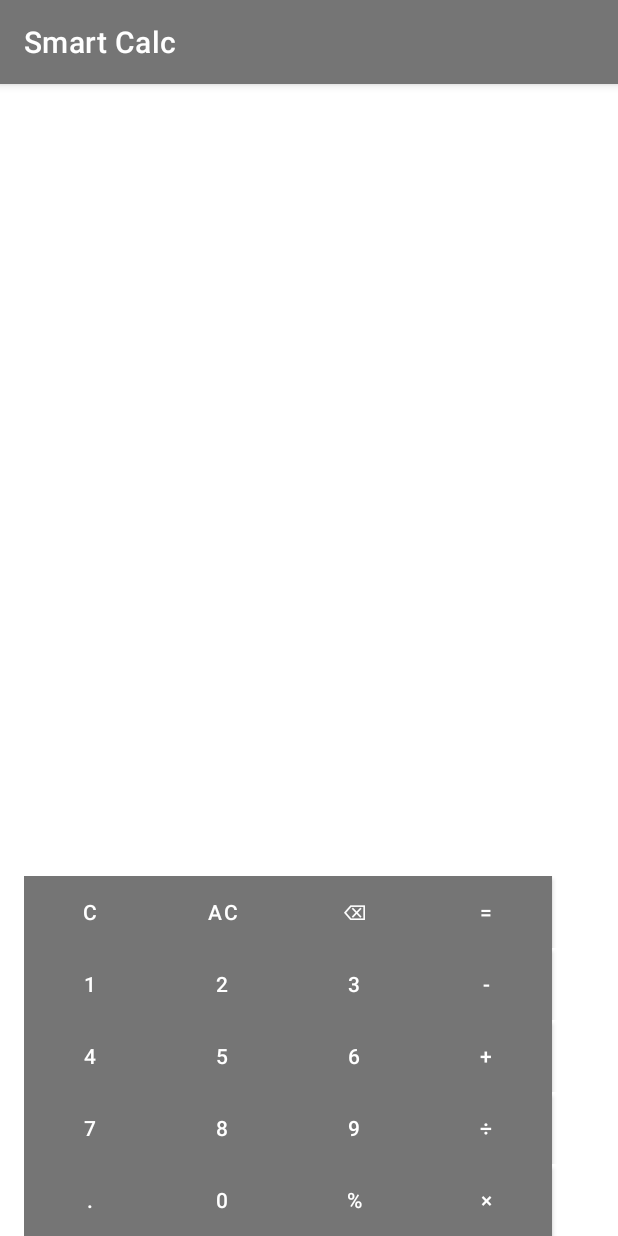
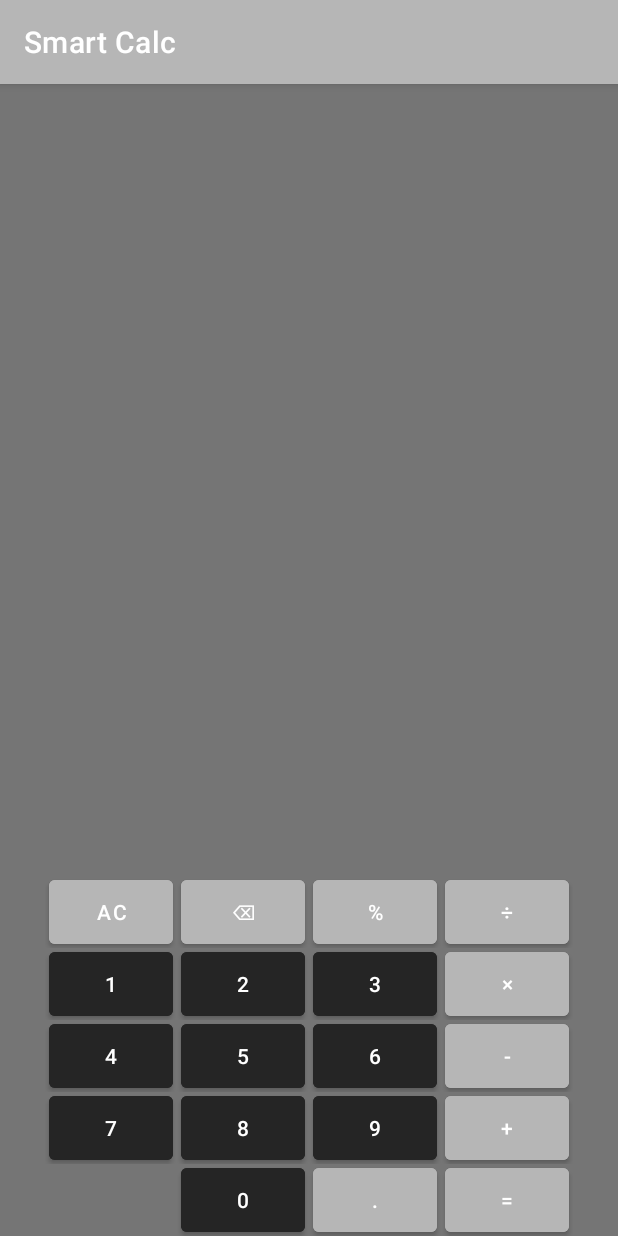
Before and after one commit to vadim-soude/UPJV_DUT2_MentalMath, an Android app: the screen it shows after launch (MainActivity), on a phone screen of 412 x 824 dp. Run offline under Robolectric (Android 15) with nearby library versions, the phone set to English and light mode, and no system bars.

Commit message:
Changed all buttons appearance and removed the C (clear) button (useless)

```diff
--- a/app/src/main/java/fr/vadimsoude/mentalcounting/MainActivity.java
+++ b/app/src/main/java/fr/vadimsoude/mentalcounting/MainActivity.java
@@ -16,12 +16,11 @@ public class MainActivity extends AppCompatActivity {
 
     private TextView textView1;
     private TextView textView2;
+    private ArrayList<Button> buttons = new ArrayList<>();
     private String operationType = "";
     private double number1;
     private double number2;
     private double result;
-    private ArrayList<Button> buttons = new ArrayList<>();
-    private final int numberOfButton = 10; //number of button with numbers ONLY
 
     @Override
     protected void onCreate(Bundle savedInstanceState) {
@@ -31,22 +30,21 @@ public class MainActivity extends AppCompatActivity {
         textView1 = findViewById(R.id.textView);
         textView2 = findViewById(R.id.textView2);
 
-        for(int i=0;i<numberOfButton;i++){
+        for(int i=0;i<10;i++){
             String id = "button"+i;
             Button button = findViewById(getResources().getIdentifier(id, "id", getPackageName()));
             buttons.add(button);
         }
 
-        buttons.add((Button) findViewById(R.id.buttonPoint));
-        buttons.add((Button) findViewById(R.id.buttonMultiply));
-        buttons.add((Button) findViewById(R.id.buttonDivide));
-        buttons.add((Button) findViewById(R.id.buttonPlus));
-        buttons.add((Button) findViewById(R.id.buttonMinus));
-        buttons.add((Button) findViewById(R.id.buttonModulo));
-        buttons.add((Button) findViewById(R.id.buttonEqual));
-        buttons.add((Button) findViewById(R.id.buttonC));
-        buttons.add((Button) findViewById(R.id.buttonAC));
-        buttons.add((Button) findViewById(R.id.buttonBack));
+        buttons.add(findViewById(R.id.buttonPoint));
+        buttons.add(findViewById(R.id.buttonMultiply));
+        buttons.add(findViewById(R.id.buttonDivide));
+        buttons.add(findViewById(R.id.buttonPlus));
+        buttons.add(findViewById(R.id.buttonMinus));
+        buttons.add(findViewById(R.id.buttonModulo));
+        buttons.add(findViewById(R.id.buttonEqual));
+        buttons.add(findViewById(R.id.buttonAC));
+        buttons.add(findViewById(R.id.buttonBack));
 
         for(Button button : buttons){
             button.setOnClickListener(this::onClick);
@@ -146,9 +144,6 @@ public class MainActivity extends AppCompatActivity {
                     }
                 }
                 break;
-            case R.id.buttonC:
-                textView1.setText(null);
-                break;
             case R.id.buttonAC:
                 operationType = "";
                 textView1.setText(null);
@@ -163,7 +158,7 @@ public class MainActivity extends AppCompatActivity {
                 break;
         }
 
-        for(int i=0;i<numberOfButton;i++){
+        for(int i=0;i<10;i++){
             if(view.getId() == buttons.get(i).getId()){
                 String string = "_"+i;
                 String valueOfButton = getString(getResources().getIdentifier(string, "string", getPackageName()));
--- a/app/src/main/res/layout/activity_main.xml
+++ b/app/src/main/res/layout/activity_main.xml
@@ -3,19 +3,18 @@
 <RelativeLayout xmlns:android="http://schemas.android.com/apk/res/android"
     xmlns:app="http://schemas.android.com/apk/res-auto"
     android:layout_width="match_parent"
-    android:layout_height="match_parent"
-    android:backgroundTint="#FFFFFF"
-    android:paddingLeft="16dp"
-    android:paddingRight="16dp">
+    android:layout_height="match_parent">
 
     <LinearLayout
         android:layout_width="match_parent"
         android:layout_height="match_parent"
+        android:background="@color/gray"
+        android:gravity="bottom"
         android:orientation="vertical">
 
         <TableLayout
-            android:layout_width="match_parent"
-            android:layout_height="match_parent"
+            android:layout_width="wrap_content"
+            android:layout_height="wrap_content"
             android:layout_gravity="center"
             android:gravity="bottom">
 
@@ -23,51 +22,68 @@
                 android:id="@+id/textView2"
                 android:layout_width="match_parent"
                 android:layout_height="wrap_content"
+                android:freezesText="true"
+                android:text="@string/affichageText2"
                 android:textAlignment="viewEnd"
-                android:textSize="35sp"
-                android:freezesText="true"
-                android:text="@string/affichageText2" />
+                android:textSize="35sp" />
 
             <TextView
                 android:id="@+id/textView"
                 android:layout_width="match_parent"
                 android:layout_height="40dp"
+                android:freezesText="true"
+                android:text="@string/affichageText"
                 android:textAlignment="viewEnd"
-                android:textSize="35sp"
-                android:freezesText="true"
-                android:text="@string/affichageText" />
+                android:textSize="35sp" />
 
             <TableRow
-                android:layout_width="match_parent"
-                android:layout_height="match_parent">
+                android:layout_width="wrap_content"
+                android:layout_height="wrap_content">
 
-                <Button
-                    android:id="@+id/buttonC"
-                    android:layout_width="wrap_content"
-                    android:layout_height="wrap_content"
-                    android:background="@color/light_gray"
-                    android:text="@string/_C" />
 
                 <Button
                     android:id="@+id/buttonAC"
                     android:layout_width="wrap_content"
                     android:layout_height="wrap_content"
-                    android:background="@color/light_gray"
+                    android:backgroundTint="@color/light_gray"
+                    android:insetLeft="3dp"
+                    android:insetTop="3dp"
+                    android:insetRight="3dp"
+                    android:insetBottom="3dp"
                     android:text="@string/_AC" />
 
                 <Button
                     android:id="@+id/buttonBack"
                     android:layout_width="wrap_content"
                     android:layout_height="wrap_content"
-                    android:background="@color/light_gray"
+                    android:backgroundTint="@color/light_gray"
+                    android:insetLeft="3dp"
+                    android:insetTop="3dp"
+                    android:insetRight="3dp"
+                    android:insetBottom="3dp"
                     android:text="@string/_back" />
 
                 <Button
-                    android:id="@+id/buttonEqual"
+                    android:id="@+id/buttonModulo"
                     android:layout_width="wrap_content"
                     android:layout_height="wrap_content"
-                    android:background="@color/light_gray"
-                    android:text="@string/_equal" />
+                    android:backgroundTint="@color/light_gray"
+                    android:insetLeft="3dp"
+                    android:insetTop="3dp"
+                    android:insetRight="3dp"
+                    android:insetBottom="3dp"
+                    android:text="@string/_modulo" />
+
+                <Button
+                    android:id="@+id/buttonDivide"
+                    android:layout_width="wrap_content"
+                    android:layout_height="wrap_content"
+                    android:backgroundTint="@color/light_gray"
+                    android:insetLeft="3dp"
+                    android:insetTop="3dp"
+                    android:insetRight="3dp"
+                    android:insetBottom="3dp"
+                    android:text="@string/_divide" />
 
             </TableRow>
 
@@ -79,29 +95,45 @@
                     android:id="@+id/button1"
                     android:layout_width="wrap_content"
                     android:layout_height="wrap_content"
-                    android:background="@color/light_gray"
+                    android:backgroundTint="@color/dark_gray"
+                    android:insetLeft="3dp"
+                    android:insetTop="3dp"
+                    android:insetRight="3dp"
+                    android:insetBottom="3dp"
                     android:text="@string/_1" />
 
                 <Button
                     android:id="@+id/button2"
                     android:layout_width="wrap_content"
                     android:layout_height="wrap_content"
-                    android:background="@color/light_gray"
+                    android:backgroundTint="@color/dark_gray"
+                    android:insetLeft="3dp"
+                    android:insetTop="3dp"
+                    android:insetRight="3dp"
+                    android:insetBottom="3dp"
                     android:text="@string/_2" />
 
                 <Button
                     android:id="@+id/button3"
                     android:layout_width="wrap_content"
                     android:layout_height="wrap_content"
-                    android:background="@color/light_gray"
+                    android:backgroundTint="@color/dark_gray"
+                    android:insetLeft="3dp"
+                    android:insetTop="3dp"
+                    android:insetRight="3dp"
+                    android:insetBottom="3dp"
                     android:text="@string/_3" />
 
                 <Button
-                    android:id="@+id/buttonMinus"
+                    android:id="@+id/buttonMultiply"
                     android:layout_width="wrap_content"
                     android:layout_height="wrap_content"
-                    android:background="@color/light_gray"
-                    android:text="@string/_minus" />
+                    android:backgroundTint="@color/light_gray"
+                    android:insetLeft="3dp"
+                    android:insetTop="3dp"
+                    android:insetRight="3dp"
+                    android:insetBottom="3dp"
+                    android:text="@string/_multiply" />
 
             </TableRow>
 
@@ -113,29 +145,46 @@
                     android:id="@+id/button4"
                     android:layout_width="wrap_content"
                     android:layout_height="wrap_content"
-                    android:background="@color/light_gray"
+                    android:backgroundTint="@color/dark_gray"
+                    android:insetLeft="3dp"
+                    android:insetTop="3dp"
+                    android:insetRight="3dp"
+                    android:insetBottom="3dp"
                     android:text="@string/_4" />
 
                 <Button
                     android:id="@+id/button5"
                     android:layout_width="wrap_content"
                     android:layout_height="wrap_content"
-                    android:background="@color/light_gray"
+                    android:backgroundTint="@color/dark_gray"
+                    android:insetLeft="3dp"
+                    android:insetTop="3dp"
+                    android:insetRight="3dp"
+                    android:insetBottom="3dp"
                     android:text="@string/_5" />
 
                 <Button
                     android:id="@+id/button6"
                     android:layout_width="wrap_content"
                     android:layout_height="wrap_content"
-                    android:background="@color/light_gray"
+                    android:backgroundTint="@color/dark_gray"
+                    android:insetLeft="3dp"
+                    android:insetTop="3dp"
+                    android:insetRight="3dp"
+                    android:insetBottom="3dp"
                     android:text="@string/_6" />
 
                 <Button
-                    android:id="@+id/buttonPlus"
+                    android:id="@+id/buttonMinus"
                     android:layout_width="wrap_content"
                     android:layout_height="wrap_content"
-                    android:background="@color/light_gray"
-                    android:text="@string/_plus" />
+                    android:backgroundTint="@color/light_gray"
+                    android:insetLeft="3dp"
+                    android:insetTop="3dp"
+                    android:insetRight="3dp"
+                    android:insetBottom="3dp"
+                    android:text="@string/_minus" />
+
             </TableRow>
 
             <TableRow
@@ -146,69 +195,95 @@
                     android:id="@+id/button7"
                     android:layout_width="wrap_content"
                     android:layout_height="wrap_content"
-                    android:background="@color/light_gray"
+                    android:backgroundTint="@color/dark_gray"
+                    android:insetLeft="3dp"
+                    android:insetTop="3dp"
+                    android:insetRight="3dp"
+                    android:insetBottom="3dp"
                     android:text="@string/_7" />
 
                 <Button
                     android:id="@+id/button8"
                     android:layout_width="wrap_content"
                     android:layout_height="wrap_content"
-                    android:background="@color/light_gray"
+                    android:backgroundTint="@color/dark_gray"
+                    android:insetLeft="3dp"
+                    android:insetTop="3dp"
+                    android:insetRight="3dp"
+                    android:insetBottom="3dp"
                     android:text="@string/_8" />
 
                 <Button
                     android:id="@+id/button9"
                     android:layout_width="wrap_content"
                     android:layout_height="wrap_content"
-                    android:background="@color/light_gray"
+                    android:backgroundTint="@color/dark_gray"
+                    android:insetLeft="3dp"
+                    android:insetTop="3dp"
+                    android:insetRight="3dp"
+                    android:insetBottom="3dp"
                     android:text="@string/_9" />
 
                 <Button
-                    android:id="@+id/buttonDivide"
+                    android:id="@+id/buttonPlus"
                     android:layout_width="wrap_content"
                     android:layout_height="wrap_content"
-                    android:background="@color/light_gray"
-                    android:text="@string/_divide" />
+                    android:backgroundTint="@color/light_gray"
+                    android:insetLeft="3dp"
+                    android:insetTop="3dp"
+                    android:insetRight="3dp"
+                    android:insetBottom="3dp"
+                    android:text="@string/_plus" />
 
             </TableRow>
 
             <TableRow
                 android:layout_width="match_parent"
-                android:layout_height="match_parent" >
+                android:layout_height="match_parent">
 
-                <Button
-                    android:id="@+id/buttonPoint"
-                    android:layout_width="wrap_content"
-                    android:layout_height="wrap_content"
-                    android:background="@color/light_gray"
-                    android:text="@string/point" />
+                <Space>
+
+                </Space>
+
 
                 <Button
                     android:id="@+id/button0"
                     android:layout_width="wrap_content"
                     android:layout_height="wrap_content"
-                    android:background="@color/light_gray"
+                    android:backgroundTint="@color/dark_gray"
+                    android:insetLeft="3dp"
+                    android:insetTop="3dp"
+                    android:insetRight="3dp"
+                    android:insetBottom="3dp"
                     android:text="@string/_0" />
 
                 <Button
-                    android:id="@+id/buttonModulo"
+                    android:id="@+id/buttonPoint"
+
                     android:layout_width="wrap_content"
                     android:layout_height="wrap_content"
-                    android:background="@color/light_gray"
-                    android:text="@string/_modulo" />
+                    android:backgroundTint="@color/light_gray"
+                    android:insetLeft="3dp"
+                    android:insetTop="3dp"
+                    android:insetRight="3dp"
+                    android:insetBottom="3dp"
+                    android:text="@string/point" />
 
                 <Button
-                    android:id="@+id/buttonMultiply"
+                    android:id="@+id/buttonEqual"
                     android:layout_width="wrap_content"
                     android:layout_height="wrap_content"
-                    android:background="@color/light_gray"
-                    android:text="@string/_multiply" />
+                    android:backgroundTint="@color/light_gray"
+                    android:insetLeft="3dp"
+                    android:insetTop="3dp"
+                    android:insetRight="3dp"
+                    android:insetBottom="3dp"
+                    android:text="@string/_equal" />
+
 
             </TableRow>
         </TableLayout>
 
 
-
-
     </LinearLayout>
 </RelativeLayout>
--- a/app/src/main/res/values-night/themes.xml
+++ b/app/src/main/res/values-night/themes.xml
@@ -2,15 +2,15 @@
     <!-- Base application theme. -->
     <style name="Theme.MentalCounting" parent="Theme.MaterialComponents.DayNight.DarkActionBar">
         <!-- Primary brand color. -->
-        <item name="colorPrimary">@color/purple_200</item>
-        <item name="colorPrimaryVariant">@color/purple_700</item>
-        <item name="colorOnPrimary">@color/black</item>
+        <item name="colorPrimary">@color/light_gray</item>
+        <item name="colorPrimaryVariant">@color/black</item>
+        <item name="colorOnPrimary">@color/white</item>
         <!-- Secondary brand color. -->
         <item name="colorSecondary">@color/teal_200</item>
-        <item name="colorSecondaryVariant">@color/teal_200</item>
+        <item name="colorSecondaryVariant">@color/teal_700</item>
         <item name="colorOnSecondary">@color/black</item>
         <!-- Status bar color. -->
-        <item name="android:statusBarColor" tools:targetApi="l">?attr/colorPrimaryVariant</item>
+        <item name="android:statusBarColor">@color/black</item>
         <!-- Customize your theme here. -->
     </style>
 </resources>
--- a/app/src/main/res/values/colors.xml
+++ b/app/src/main/res/values/colors.xml
@@ -6,6 +6,9 @@
     <color name="teal_200">#FF03DAC5</color>
     <color name="teal_700">#FF018786</color>
     <color name="black">#FF000000</color>
-    <color name="light_gray">#757575</color>
+    <color name="orange">#E34D1E</color>
+    <color name="gray">#757575</color>
+    <color name="light_gray">#B6B6B6</color>
+    <color name="dark_gray">#252525</color>
     <color name="white">#FFFFFFFF</color>
 </resources>
--- a/app/src/main/res/values/strings.xml
+++ b/app/src/main/res/values/strings.xml
@@ -20,7 +20,6 @@
     <string name="_minus">-</string>
     <string name="_multiply">×</string>
     <string name="_divide">÷</string>
-    <string name="_C">C</string>
     <string name="_AC">AC</string>
     <string name="_modulo">%</string>
     <string name="_back">⌫</string>
--- a/app/src/main/res/values/themes.xml
+++ b/app/src/main/res/values/themes.xml
@@ -3,14 +3,14 @@
     <style name="Theme.MentalCounting" parent="Theme.MaterialComponents.DayNight.DarkActionBar">
         <!-- Primary brand color. -->
         <item name="colorPrimary">@color/light_gray</item>
-        <item name="colorPrimaryVariant">@color/purple_700</item>
+        <item name="colorPrimaryVariant">@color/black</item>
         <item name="colorOnPrimary">@color/white</item>
         <!-- Secondary brand color. -->
         <item name="colorSecondary">@color/teal_200</item>
         <item name="colorSecondaryVariant">@color/teal_700</item>
         <item name="colorOnSecondary">@color/black</item>
         <!-- Status bar color. -->
-        <item name="android:statusBarColor" tools:targetApi="l">?attr/colorPrimaryVariant</item>
+        <item name="android:statusBarColor">@color/black</item>
         <!-- Customize your theme here. -->
     </style>
 </resources>
```
